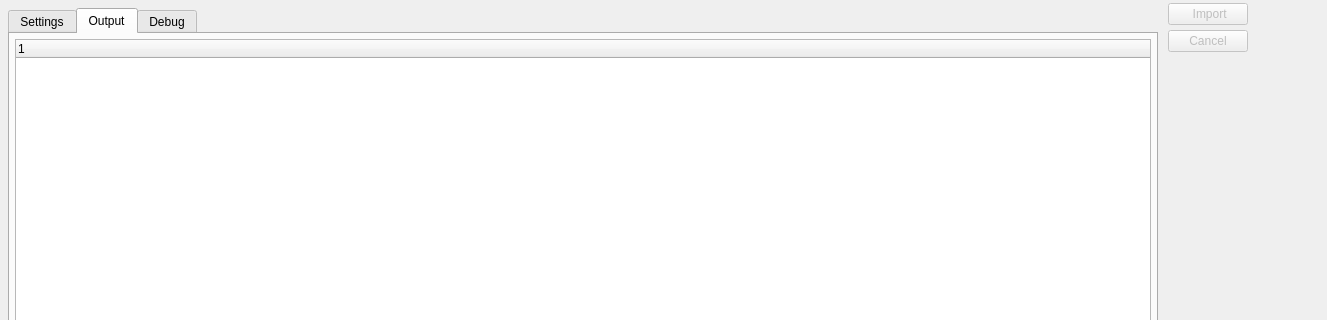
Above: libs/libgui/ui/tools/databaseimportwidget.ui from arichiardi/pgmodeler before the change; both pictures show x 0 to 1327 and y 0 to 320 of the 1327 by 704 pixel window. Below: the same form after it.
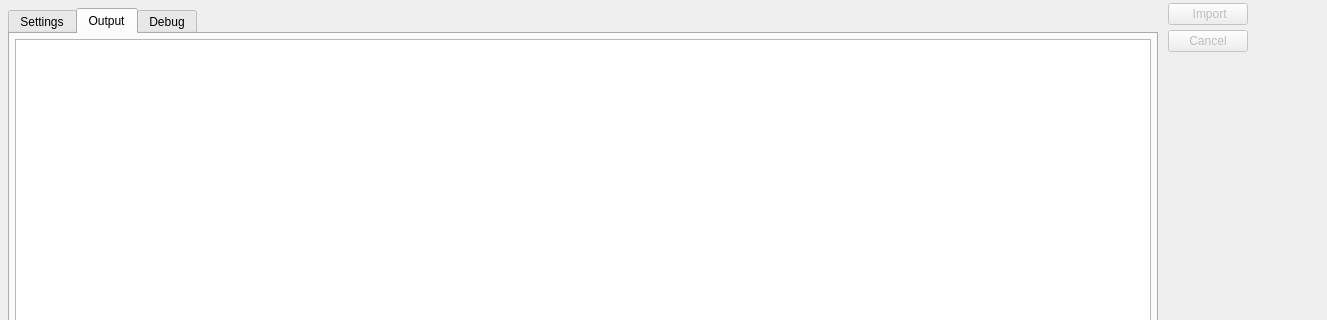
That is the form after the change. The open tabs and pages were chosen to show the change. Icons and pictures are not drawn.

Patch:
```diff
--- a/libs/libgui/ui/tools/databaseimportwidget.ui
+++ b/libs/libgui/ui/tools/databaseimportwidget.ui
@@ -1368,6 +1368,9 @@
             <property name="wordWrap">
              <bool>false</bool>
             </property>
+            <attribute name="headerVisible">
+             <bool>false</bool>
+            </attribute>
             <attribute name="headerMinimumSectionSize">
              <number>25</number>
             </attribute>
```
